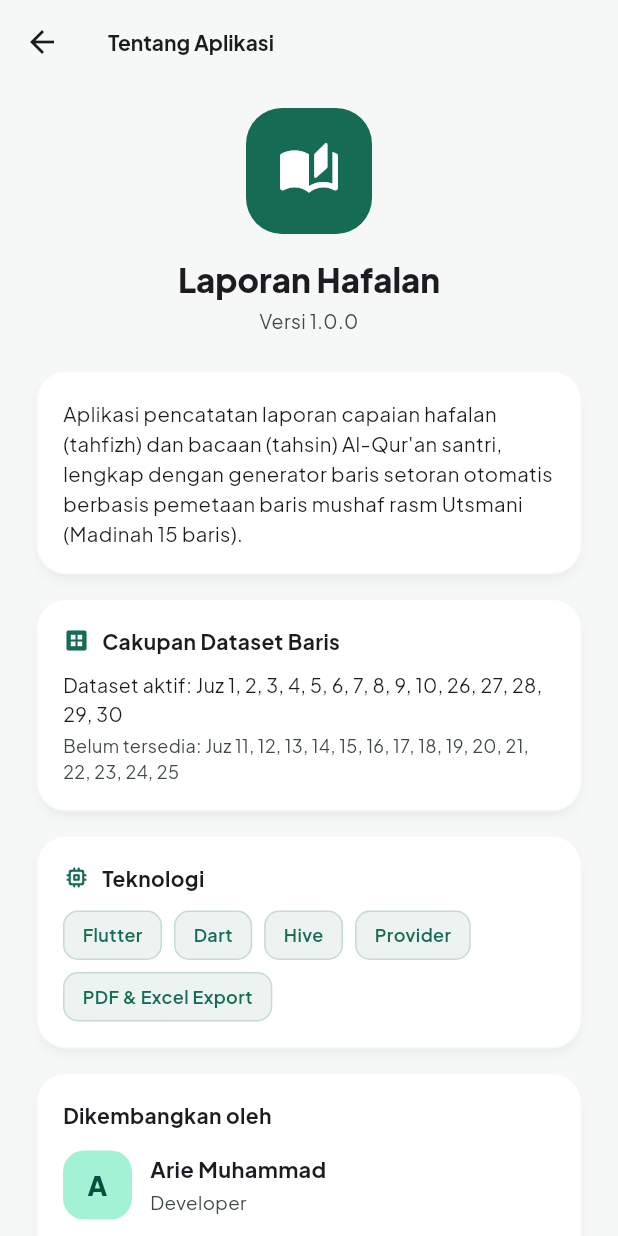
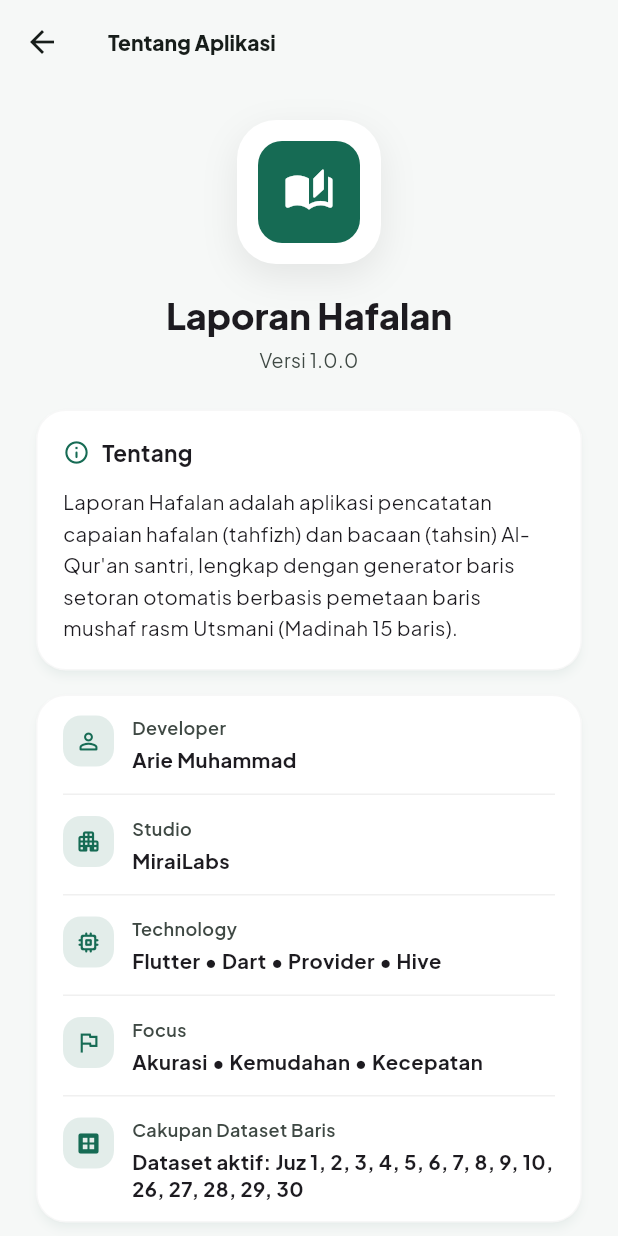
Before and after one commit to amuhammad9090-lab/quran_report, a Flutter app: the screen it shows after launch, item 4 of the bottom bar chosen, after a tap on "Tentang Aplikasi", on a phone screen of 412 x 824 dp. Run offline on Flutter 3.47's test engine with Material 3 defaults, Android fonts, the phone set to English and light mode, and no system bars; our stand-ins replace flutter_slidable, google_fonts, hive_flutter, pdf, printing, share_plus and 1 more; missing offline and left inert: excel; accounts and stored records are empty.

Commit message:
Update Setting Page

```diff
--- a/lib/core/theme/app_theme.dart
+++ b/lib/core/theme/app_theme.dart
@@ -40,8 +40,10 @@ class AppTheme {
         elevation: 0,
         scrolledUnderElevation: 0,
         centerTitle: false,
-        titleTextStyle: baseTextTheme.titleLarge?.copyWith(
-          fontWeight: FontWeight.w700,
+        // Disamakan dengan ukuran judul di Statistik/Laporan (headlineSmall
+        // w800), sebelumnya titleLarge w700 kelihatan kekecilan.
+        titleTextStyle: baseTextTheme.headlineSmall?.copyWith(
+          fontWeight: FontWeight.w800,
           color: colorScheme.onSurface,
         ),
         iconTheme: IconThemeData(color: colorScheme.onSurface),
--- a/lib/presentation/screens/about/about_screen.dart
+++ b/lib/presentation/screens/about/about_screen.dart
@@ -12,27 +12,41 @@ class AboutScreen extends StatelessWidget {
     return Scaffold(
       appBar: AppBar(title: const Text('Tentang Aplikasi')),
       body: ListView(
-        padding: const EdgeInsets.fromLTRB(24, 16, 24, 32),
+        padding: const EdgeInsets.fromLTRB(24, 24, 24, 32),
         children: [
           Center(
             child: Container(
-              width: 84,
-              height: 84,
+              width: 96,
+              height: 96,
+              padding: const EdgeInsets.all(14),
+              decoration: BoxDecoration(
+                color: Theme.of(context).cardTheme.color,
+                borderRadius: BorderRadius.circular(26),
+                boxShadow: [
+                  BoxShadow(
+                    color: Colors.black.withValues(alpha: 0.08),
+                    blurRadius: 20,
+                    offset: const Offset(0, 8),
+                  ),
+                ],
+              ),
+              child: Container(
                 decoration: BoxDecoration(
                   color: cs.primary,
-                borderRadius: BorderRadius.circular(24),
+                  borderRadius: BorderRadius.circular(16),
                 ),
                 child: const Icon(Icons.auto_stories_rounded,
-                  color: Colors.white, size: 42),
+                    color: Colors.white, size: 34),
               ),
             ),
-          const SizedBox(height: 16),
+          ),
+          const SizedBox(height: 18),
           Text(
             'Laporan Hafalan',
             textAlign: TextAlign.center,
             style: Theme.of(context)
                 .textTheme
-                .titleLarge
+                .headlineSmall
                 ?.copyWith(fontWeight: FontWeight.w800),
           ),
           const SizedBox(height: 4),
@@ -42,24 +56,6 @@ class AboutScreen extends StatelessWidget {
             style: TextStyle(color: cs.onSurfaceVariant, fontSize: 13),
           ),
           const SizedBox(height: 24),
-          const Card(
-            child: Padding(
-              padding: EdgeInsets.all(18),
-              child: Column(
-                crossAxisAlignment: CrossAxisAlignment.start,
-                children: [
-                  Text(
-                    'Aplikasi pencatatan laporan capaian hafalan (tahfizh) dan '
-                    'bacaan (tahsin) Al-Qur\'an santri, lengkap dengan generator '
-                    'baris setoran otomatis berbasis pemetaan baris mushaf rasm '
-                    'Utsmani (Madinah 15 baris).',
-                    style: TextStyle(fontSize: 13.5, height: 1.5),
-                  ),
-                ],
-              ),
-            ),
-          ),
-          const SizedBox(height: 16),
           Card(
             child: Padding(
               padding: const EdgeInsets.all(18),
@@ -68,23 +64,19 @@ class AboutScreen extends StatelessWidget {
                 children: [
                   Row(
                     children: [
-                      Icon(Icons.dataset_rounded, size: 18, color: cs.primary),
+                      Icon(Icons.info_outline_rounded, size: 18, color: cs.primary),
                       const SizedBox(width: 8),
-                      const Text('Cakupan Dataset Baris',
-                          style: TextStyle(fontWeight: FontWeight.w700)),
+                      const Text('Tentang',
+                          style: TextStyle(fontWeight: FontWeight.w700, fontSize: 15)),
                     ],
                   ),
-                  const SizedBox(height: 10),
-                  Text(
-                    engine.isLoaded ? engine.coverageText() : 'Juz 1-10, 26-30',
-                    style: const TextStyle(fontSize: 13),
-                  ),
-                  const SizedBox(height: 4),
-                  Text(
-                    engine.isLoaded
-                        ? engine.missingText()
-                        : 'Belum tersedia: Juz 11-25',
-                    style: TextStyle(fontSize: 12, color: cs.onSurfaceVariant),
+                  const SizedBox(height: 12),
+                  const Text(
+                    'Laporan Hafalan adalah aplikasi pencatatan capaian hafalan '
+                    '(tahfizh) dan bacaan (tahsin) Al-Qur\'an santri, lengkap dengan '
+                    'generator baris setoran otomatis berbasis pemetaan baris mushaf '
+                    'rasm Utsmani (Madinah 15 baris).',
+                    style: TextStyle(fontSize: 13.5, height: 1.55),
                   ),
                 ],
               ),
@@ -92,111 +84,138 @@ class AboutScreen extends StatelessWidget {
           ),
           const SizedBox(height: 16),
           Card(
-            child: Padding(
-              padding: const EdgeInsets.all(18),
             child: Column(
-                crossAxisAlignment: CrossAxisAlignment.start,
               children: [
-                  Row(
-                    children: [
-                      Icon(Icons.memory_rounded, size: 18, color: cs.primary),
-                      const SizedBox(width: 8),
-                      const Text('Teknologi',
-                          style: TextStyle(fontWeight: FontWeight.w700)),
-                    ],
+                const _InfoRow(
+                  icon: Icons.person_outline_rounded,
+                  label: 'Developer',
+                  value: 'Arie Muhammad',
                 ),
-                  const SizedBox(height: 12),
-                  const Wrap(
-                    spacing: 8,
-                    runSpacing: 8,
-                    children: [
-                      _TechChip(label: 'Flutter'),
-                      _TechChip(label: 'Dart'),
-                      _TechChip(label: 'Hive'),
-                      _TechChip(label: 'Provider'),
-                      _TechChip(label: 'PDF & Excel Export'),
-                    ],
+                _rowDivider(context),
+                const _InfoRow(
+                  icon: Icons.apartment_rounded,
+                  label: 'Studio',
+                  value: 'MiraiLabs',
+                ),
+                _rowDivider(context),
+                const _InfoRow(
+                  icon: Icons.memory_rounded,
+                  label: 'Technology',
+                  value: 'Flutter • Dart • Provider • Hive',
+                ),
+                _rowDivider(context),
+                const _InfoRow(
+                  icon: Icons.flag_outlined,
+                  label: 'Focus',
+                  value: 'Akurasi • Kemudahan • Kecepatan',
+                ),
+                _rowDivider(context),
+                _InfoRow(
+                  icon: Icons.dataset_rounded,
+                  label: 'Cakupan Dataset Baris',
+                  value: engine.isLoaded
+                      ? engine.coverageText()
+                      : 'Juz 1-10, 26-30',
                 ),
               ],
             ),
           ),
+          const SizedBox(height: 28),
+          // Footer penutup — dirapikan jadi satu grup dengan ritme spacing
+          // presisi (10 / 6 / 6 / 14), baris copyright & credit digabung
+          // satu baris biar nggak dempet dan nggak dobel-center.
+          Center(
+            child: Column(
+              children: [
+                Icon(Icons.favorite_rounded, color: cs.error, size: 22),
+                const SizedBox(height: 10),
+                const Text(
+                  'Dibuat untuk kemudahan para musyrif/ah',
+                  textAlign: TextAlign.center,
+                  style: TextStyle(fontWeight: FontWeight.w700, fontSize: 13.5),
                 ),
-          const SizedBox(height: 16),
-          Card(
-            child: Padding(
-              padding: const EdgeInsets.all(18),
-              child: Column(
+                const SizedBox(height: 6),
+                Text(
+                  '© 2026 MiraiLabs  •  Arie Muhammad',
+                  textAlign: TextAlign.center,
+                  style: TextStyle(fontSize: 12, color: cs.onSurfaceVariant),
+                ),
+                const SizedBox(height: 14),
+                Text(
+                  '"Mudah. Terstruktur. Istiqomah."',
+                  textAlign: TextAlign.center,
+                  style: TextStyle(
+                    fontStyle: FontStyle.italic,
+                    fontSize: 12.5,
+                    color: cs.onSurfaceVariant,
+                  ),
+                ),
+              ],
+            ),
+          ),
+        ],
+      ),
+    );
+  }
+
+  static Widget _rowDivider(BuildContext context) => Divider(
+        height: 1,
+        indent: 18,
+        endIndent: 18,
+        color: Theme.of(context).dividerTheme.color,
+      );
+}
+
+/// Baris info ikon + label + value — polanya niru referensi desain
+/// (icon, label kecil, value bold di bawahnya), tapi warna & bentuk kotak
+/// ikon tetap pakai aturan UI aplikasi ini (soft tint, bukan flat icon).
+class _InfoRow extends StatelessWidget {
+  final IconData icon;
+  final String label;
+  final String value;
+
+  const _InfoRow({
+    required this.icon,
+    required this.label,
+    required this.value,
+  });
+
+  @override
+  Widget build(BuildContext context) {
+    final cs = Theme.of(context).colorScheme;
+    return Padding(
+      padding: const EdgeInsets.symmetric(horizontal: 18, vertical: 14),
+      child: Row(
         crossAxisAlignment: CrossAxisAlignment.start,
         children: [
-                  const Text('Dikembangkan oleh',
-                      style: TextStyle(fontWeight: FontWeight.w700)),
-                  const SizedBox(height: 14),
-                  Row(
-                    children: [
           Container(
-                        width: 46,
-                        height: 46,
+            padding: const EdgeInsets.all(8),
             decoration: BoxDecoration(
-                          color: cs.primaryContainer,
-                          borderRadius: BorderRadius.circular(14),
+              color: cs.primary.withValues(alpha: 0.12),
+              borderRadius: BorderRadius.circular(12),
             ),
-                        alignment: Alignment.center,
-                        child: Text(
-                          'A',
-                          style: TextStyle(
-                            color: cs.onPrimaryContainer,
-                            fontWeight: FontWeight.w800,
-                            fontSize: 18,
-                          ),
-                        ),
+            child: Icon(icon, size: 18, color: cs.primary),
           ),
           const SizedBox(width: 12),
           Expanded(
             child: Column(
               crossAxisAlignment: CrossAxisAlignment.start,
               children: [
-                            const Text(
-                              'Arie Muhammad',
+                Text(
+                  label,
                   style: TextStyle(
-                                  fontWeight: FontWeight.w700, fontSize: 14.5),
+                    fontSize: 12,
+                    color: cs.onSurfaceVariant,
+                    fontWeight: FontWeight.w600,
                   ),
-                            const SizedBox(height: 2),
+                ),
+                const SizedBox(height: 3),
                 Text(
-                              'Developer',
-                              style: TextStyle(
-                                  fontSize: 12.5, color: cs.onSurfaceVariant),
+                  value,
+                  style: const TextStyle(
+                      fontWeight: FontWeight.w700, fontSize: 13.5, height: 1.35),
                 ),
               ],
-                        ),
-                      ),
-                    ],
-                  ),
-                  const SizedBox(height: 16),
-                  Divider(color: cs.outlineVariant.withValues(alpha: 0.4)),
-                  const SizedBox(height: 12),
-                  Row(
-                    children: [
-                      Icon(Icons.apartment_rounded,
-                          size: 18, color: cs.onSurfaceVariant),
-                      const SizedBox(width: 8),
-                      Text(
-                        'Studio',
-                        style: TextStyle(
-                            fontSize: 12.5, color: cs.onSurfaceVariant),
-                      ),
-                      const Spacer(),
-                      Text(
-                        'MiraiLabs',
-                        style: TextStyle(
-                          fontWeight: FontWeight.w700,
-                          fontSize: 13,
-                          color: cs.primary,
-                        ),
-                      ),
-                    ],
-                  ),
-                ],
-              ),
             ),
           ),
         ],
@@ -204,29 +223,3 @@ class AboutScreen extends StatelessWidget {
     );
   }
 }
-
-class _TechChip extends StatelessWidget {
-  final String label;
-  const _TechChip({required this.label});
-
-  @override
-  Widget build(BuildContext context) {
-    final cs = Theme.of(context).colorScheme;
-    return Container(
-      padding: const EdgeInsets.symmetric(horizontal: 12, vertical: 7),
-      decoration: BoxDecoration(
-        color: cs.primary.withValues(alpha: 0.08),
-        borderRadius: BorderRadius.circular(10),
-        border: Border.all(color: cs.primary.withValues(alpha: 0.18)),
-      ),
-      child: Text(
-        label,
-        style: TextStyle(
-          fontSize: 12,
-          fontWeight: FontWeight.w600,
-          color: cs.primary,
-        ),
-      ),
-    );
-  }
-}
--- a/lib/presentation/screens/settings/settings_screen.dart
+++ b/lib/presentation/screens/settings/settings_screen.dart
@@ -3,6 +3,7 @@ import 'package:provider/provider.dart';
 
 import '../../../providers/theme_provider.dart';
 import '../../../providers/records_provider.dart';
+import '../../widgets/misc_widgets.dart';
 import '../about/about_screen.dart';
 
 class SettingsScreen extends StatelessWidget {
@@ -14,9 +15,44 @@ class SettingsScreen extends StatelessWidget {
     final cs = Theme.of(context).colorScheme;
 
     return Scaffold(
-      appBar: AppBar(title: const Text('Pengaturan')),
-      body: ListView(
+      // CustomScrollView + SliverAppBar pinned: judul "menempel" di atas dan
+      // list section di bawahnya scroll lewat di belakangnya (dapat shadow
+      // tipis via scrolledUnderElevation), bukan AppBar polos seperti biasa.
+      body: CustomScrollView(
+        slivers: [
+          SliverAppBar(
+            pinned: true,
+            automaticallyImplyLeading: false,
+            backgroundColor: Theme.of(context).scaffoldBackgroundColor,
+            surfaceTintColor: Colors.transparent,
+            elevation: 0,
+            scrolledUnderElevation: 3,
+            shadowColor: Colors.black.withValues(alpha: 0.10),
+            toolbarHeight: 82,
+            titleSpacing: 20,
+            title: Column(
+              mainAxisSize: MainAxisSize.min,
+              crossAxisAlignment: CrossAxisAlignment.start,
+              children: [
+                // Ukuran & bobot disamakan dengan header Statistik/Laporan.
+                Text(
+                  'Pengaturan',
+                  style: Theme.of(context)
+                      .textTheme
+                      .headlineSmall
+                      ?.copyWith(fontWeight: FontWeight.w800),
+                ),
+                const SizedBox(height: 2),
+                Text(
+                  'Kelola tampilan & data aplikasi',
+                  style: TextStyle(color: cs.onSurfaceVariant, fontSize: 13),
+                ),
+              ],
+            ),
+          ),
+          SliverPadding(
             padding: const EdgeInsets.fromLTRB(20, 8, 20, 24),
+            sliver: SliverList.list(
               children: [
                 _SectionCard(
                   title: 'Tampilan',
@@ -41,24 +77,30 @@ class SettingsScreen extends StatelessWidget {
                     ),
                   ],
                 ),
-          const SizedBox(height: 16),
+                const SizedBox(height: 20),
                 _SectionCard(
                   title: 'Data',
                   children: [
                     ListTile(
-                leading: Icon(Icons.delete_sweep_outlined, color: cs.error),
+                      leading: _IconBox(
+                        icon: Icons.delete_sweep_outlined,
+                        color: cs.error,
+                      ),
                       title: const Text('Hapus Semua Data'),
                       subtitle: const Text('Menghapus seluruh laporan tersimpan'),
                       onTap: () => _confirmClearAll(context),
                     ),
                   ],
                 ),
-          const SizedBox(height: 16),
+                const SizedBox(height: 20),
                 _SectionCard(
                   title: 'Lainnya',
                   children: [
                     ListTile(
-                leading: const Icon(Icons.info_outline_rounded),
+                      leading: _IconBox(
+                        icon: Icons.info_outline_rounded,
+                        color: cs.primary,
+                      ),
                       title: const Text('Tentang Aplikasi'),
                       trailing: const Icon(Icons.chevron_right_rounded),
                       onTap: () => Navigator.of(context).push(
@@ -66,6 +108,9 @@ class SettingsScreen extends StatelessWidget {
                       ),
                     ),
                   ],
+                ),
+              ],
+            ),
           ),
         ],
       ),
@@ -77,7 +122,8 @@ class SettingsScreen extends StatelessWidget {
       context: context,
       builder: (ctx) => AlertDialog(
         title: const Text('Hapus semua data?'),
-        content: const Text('Seluruh laporan yang tersimpan akan dihapus permanen. Tindakan ini tidak dapat dibatalkan.'),
+        content: const Text(
+            'Seluruh laporan yang tersimpan akan dihapus permanen. Tindakan ini tidak dapat dibatalkan.'),
         shape: RoundedRectangleBorder(borderRadius: BorderRadius.circular(18)),
         actions: [
           TextButton(onPressed: () => Navigator.pop(ctx), child: const Text('Batal')),
@@ -95,6 +141,26 @@ class SettingsScreen extends StatelessWidget {
   }
 }
 
+/// Kotak ikon bertinta lembut — dipakai konsisten di semua leading icon
+/// list tile pengaturan, senada dengan gaya CategoryTile/StatItem di Home.
+class _IconBox extends StatelessWidget {
+  final IconData icon;
+  final Color color;
+  const _IconBox({required this.icon, required this.color});
+
+  @override
+  Widget build(BuildContext context) {
+    return Container(
+      padding: const EdgeInsets.all(8),
+      decoration: BoxDecoration(
+        color: color.withValues(alpha: 0.12),
+        borderRadius: BorderRadius.circular(12),
+      ),
+      child: Icon(icon, size: 20, color: color),
+    );
+  }
+}
+
 class _SectionCard extends StatelessWidget {
   final String title;
   final List<Widget> children;
@@ -106,21 +172,28 @@ class _SectionCard extends StatelessWidget {
       crossAxisAlignment: CrossAxisAlignment.start,
       children: [
         Padding(
-          padding: const EdgeInsets.only(left: 4, bottom: 8),
-          child: Text(
-            title,
-            style: TextStyle(
-              fontWeight: FontWeight.w700,
-              fontSize: 12.5,
-              color: Theme.of(context).colorScheme.onSurfaceVariant,
-              letterSpacing: 0.3,
-            ),
-          ),
+          padding: const EdgeInsets.only(left: 4),
+          // Label section sama persis dengan yang dipakai di Home &
+          // form laporan — biar konsisten satu aplikasi.
+          child: SectionLabel(title),
         ),
         Card(
           child: Padding(
-            padding: const EdgeInsets.symmetric(vertical: 4),
-            child: Column(children: children),
+            padding: const EdgeInsets.symmetric(vertical: 6),
+            child: Column(
+              children: [
+                for (int i = 0; i < children.length; i++) ...[
+                  children[i],
+                  if (i != children.length - 1)
+                    Divider(
+                      height: 1,
+                      indent: 60,
+                      endIndent: 16,
+                      color: Theme.of(context).dividerTheme.color,
+                    ),
+                ],
+              ],
+            ),
           ),
         ),
       ],
@@ -145,9 +218,21 @@ class _ThemeOption extends StatelessWidget {
   Widget build(BuildContext context) {
     final cs = Theme.of(context).colorScheme;
     return ListTile(
-      leading: Icon(icon, color: selected ? cs.primary : cs.onSurfaceVariant),
-      title: Text(label, style: TextStyle(fontWeight: selected ? FontWeight.w700 : FontWeight.w500)),
-      trailing: selected ? Icon(Icons.check_circle_rounded, color: cs.primary) : null,
+      leading: _IconBox(
+        icon: icon,
+        color: selected ? cs.primary : cs.onSurfaceVariant,
+      ),
+      title: Text(
+        label,
+        style: TextStyle(
+          fontWeight: selected ? FontWeight.w700 : FontWeight.w500,
+          fontSize: 14,
+        ),
+      ),
+      trailing: selected
+          ? Icon(Icons.check_circle_rounded, color: cs.primary)
+          : Icon(Icons.circle_outlined,
+              color: cs.onSurfaceVariant.withValues(alpha: 0.35)),
       onTap: onTap,
     );
   }
```
Lines whose indentation alone changed are shown as unchanged.
